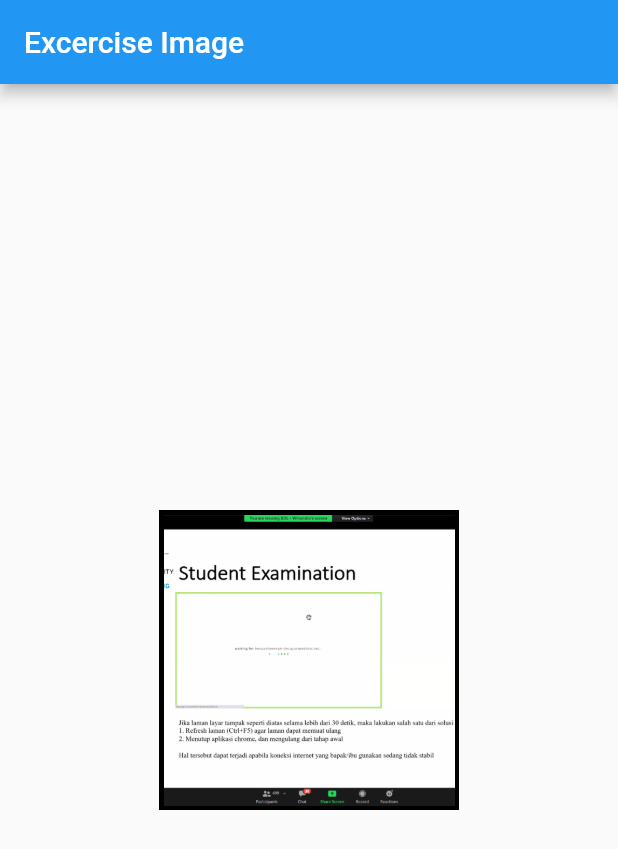
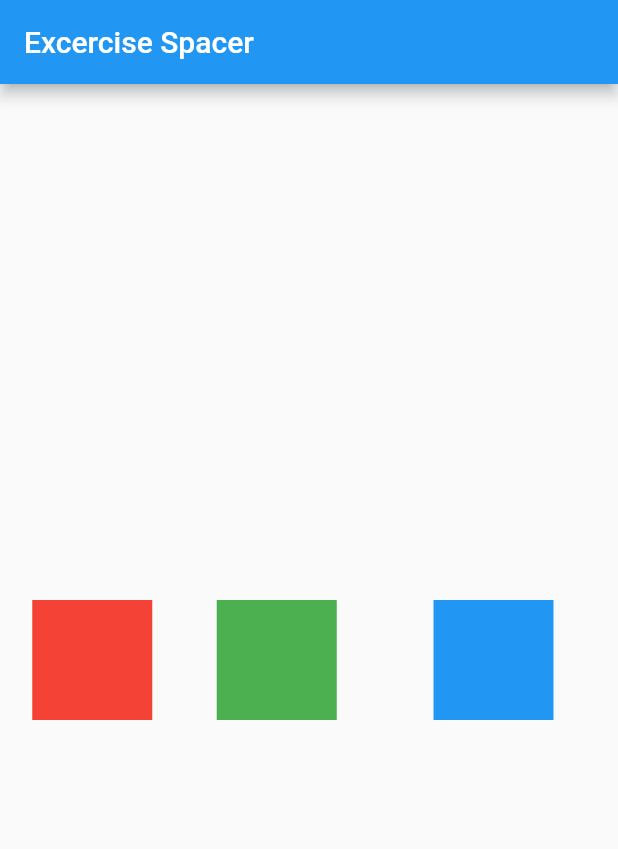
Before and after one commit to PeaceAntoHim/basic-Flutter, a Flutter app: the screen it shows after launch, on a phone screen of 412 x 824 dp. Shown: the top 849 px of the screen. Run offline on Flutter 3.47's test engine with Material 2 defaults, Android fonts, the phone set to English and light mode, and no system bars.

Commit message:
learn spacer

```diff
--- /dev/null
+++ b/lib/image.dart
@@ -0,0 +1,36 @@
+import 'package:flutter/material.dart';
+
+void main() => runApp(MyApp());
+
+class MyApp extends StatelessWidget {
+  const MyApp({Key? key}) : super(key: key);
+
+  @override
+  Widget build(BuildContext context) {
+    return MaterialApp(
+      home: Scaffold(
+        appBar: AppBar(
+          title: const Text("Excercise Image"),
+        ),
+        body: Center(
+          child: Container(
+            color: Colors.black,
+            width: 200,
+            height: 200,
+            padding: const EdgeInsets.all(3),
+            // User internet image
+            /*   child: Image.network(
+                  "https://picsum.photos/200/300",
+                  fit: BoxFit.cover,
+                ), */
+            // User local image
+            child: Image.asset(
+              "images/2022-02-05 (4).png",
+              fit: BoxFit.cover,
+            ),
+          ),
+        ),
+      ),
+    );
+  }
+}
--- a/lib/main.dart
+++ b/lib/main.dart
@@ -1,6 +1,6 @@
 import 'package:flutter/material.dart';
 
-void main() => runApp(MyApp());
+void main() => runApp(const MyApp());
 
 class MyApp extends StatelessWidget {
   const MyApp({Key? key}) : super(key: key);
@@ -10,24 +10,20 @@ class MyApp extends StatelessWidget {
     return MaterialApp(
       home: Scaffold(
         appBar: AppBar(
-          title: const Text("Excercise Image"),
+          title: const Text("Excercise Spacer"),
         ),
         body: Center(
-          child: Container(
-            color: Colors.black,
-            width: 200,
-            height: 200,
-            padding: const EdgeInsets.all(3),
-            // User internet image
-            /*   child: Image.network(
-                  "https://picsum.photos/200/300",
-                  fit: BoxFit.cover,
-                ), */
-            // User local image
-            child: Image.asset(
-              "images/2022-02-05 (4).png",
-              fit: BoxFit.cover,
-            ),
+          child: Row(
+            mainAxisAlignment: MainAxisAlignment.spaceEvenly,
+            children: <Widget>[
+              const Spacer(flex: 1),
+              Container(width: 80, height: 80, color: Colors.red),
+              const Spacer(flex: 2),
+              Container(width: 80, height: 80, color: Colors.green),
+              const Spacer(flex: 3),
+              Container(width: 80, height: 80, color: Colors.blue),
+              const Spacer(flex: 2),
+            ],
           ),
         ),
       ),
```
